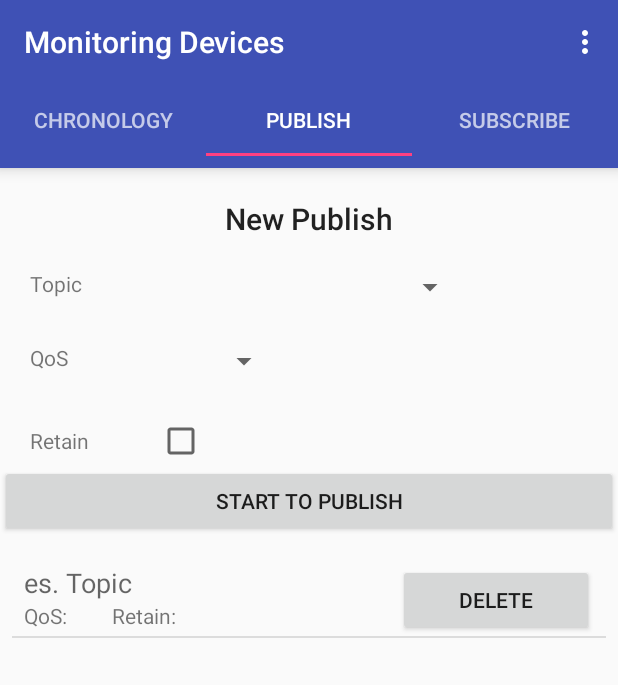
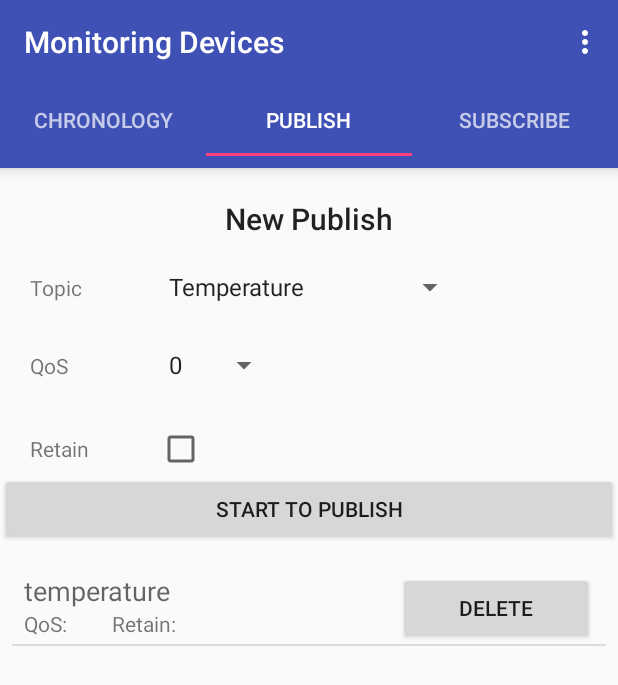
Before and after one commit to peppevaccaro/MonitoringIOTDevices, an Android app: the screen it shows after launch (MainActivity), tab 2 chosen, on a phone screen of 412 x 824 dp. Shown: the top 685 px of the screen. Run offline under Robolectric (Android 15) with nearby library versions, the phone set to English and light mode, and no system bars.

Commit message:
Modified ListView of Topic, Session and Subscription

```diff
--- a/app/src/main/java/dev/peppe/monitoringiotdevices/fragments/PublishFragment.java
+++ b/app/src/main/java/dev/peppe/monitoringiotdevices/fragments/PublishFragment.java
@@ -5,7 +5,9 @@ import android.support.v4.app.Fragment;
 import android.view.LayoutInflater;
 import android.view.View;
 import android.view.ViewGroup;
+import android.widget.Button;
 import android.widget.ListView;
+import android.widget.Spinner;
 
 import java.util.ArrayList;
 
@@ -25,6 +27,9 @@ public class PublishFragment extends Fragment {
         super.onViewCreated(view, savedInstanceState);
 
         ListView listview = view.findViewById(R.id.topicsList);
+        Button publishButt = view.findViewById(R.id.publishButton);
+        Spinner topics = view.findViewById(R.id.topics);
+        Spinner qosLevels = view.findViewById(R.id.qosLevels);
 
         final ArrayList<Topic> list = new ArrayList<Topic>();
             Topic topic1 = new Topic("temperature",0,false);
@@ -33,5 +38,12 @@ public class PublishFragment extends Fragment {
 
         TopicArrayAdapter adapter = new TopicArrayAdapter(this.getContext(),R.layout.topic_listitem,list);
         listview.setAdapter(adapter);
+
+        publishButt.setOnClickListener(new View.OnClickListener() {
+            @Override
+            public void onClick(View v) {
+
+            }
+        });
     }
 }
--- a/app/src/main/java/dev/peppe/monitoringiotdevices/helpers/SubscriptionArrayAdapter.java
+++ b/app/src/main/java/dev/peppe/monitoringiotdevices/helpers/SubscriptionArrayAdapter.java
@@ -5,6 +5,7 @@ import android.view.LayoutInflater;
 import android.view.View;
 import android.view.ViewGroup;
 import android.widget.ArrayAdapter;
+import android.widget.Button;
 import android.widget.TextView;
 
 import java.util.ArrayList;
@@ -13,18 +14,35 @@ import dev.peppe.monitoringiotdevices.R;
 import dev.peppe.monitoringiotdevices.utils.Subscription;
 
 public class SubscriptionArrayAdapter extends ArrayAdapter<Subscription> {
+
+    private ArrayList<Subscription> list;
     public SubscriptionArrayAdapter(Context context, int textViewResourceId,
                                ArrayList<Subscription> objects) {
         super(context, textViewResourceId, objects);
+        list = objects;
     }
 
     @Override
-    public View getView(int position, View convertView, ViewGroup parent) {
+    public View getView(final int position, View convertView, ViewGroup parent) {
         LayoutInflater inflater = (LayoutInflater) getContext()
                 .getSystemService(Context.LAYOUT_INFLATER_SERVICE);
         convertView = inflater.inflate(R.layout.subscription_listitem, null);
+
         TextView topic = convertView.findViewById(R.id.topicText);
         TextView qos = convertView.findViewById(R.id.qosValue);
+        Subscription item = getItem(position);
+        topic.setText(item.topicSubscription);
+        //qos.setText(item.qosSubscription);
+
+        Button deleteButton = convertView.findViewById(R.id.deleteButton);
+
+        deleteButton.setOnClickListener(new View.OnClickListener(){
+            @Override
+            public void onClick(View v) {
+                list.remove(position);
+                notifyDataSetChanged();
+            }
+        });
         return convertView;
     }
 }
--- a/app/src/main/java/dev/peppe/monitoringiotdevices/helpers/TopicArrayAdapter.java
+++ b/app/src/main/java/dev/peppe/monitoringiotdevices/helpers/TopicArrayAdapter.java
@@ -5,6 +5,7 @@ import android.view.LayoutInflater;
 import android.view.View;
 import android.view.ViewGroup;
 import android.widget.ArrayAdapter;
+import android.widget.Button;
 import android.widget.TextView;
 
 import java.util.ArrayList;
@@ -13,19 +14,36 @@ import dev.peppe.monitoringiotdevices.R;
 import dev.peppe.monitoringiotdevices.utils.Topic;
 
 public class TopicArrayAdapter extends ArrayAdapter<Topic> {
+    private ArrayList<Topic> list;
     public TopicArrayAdapter(Context context, int textViewResourceId,
                              ArrayList<Topic> objects) {
         super(context, textViewResourceId, objects);
+        list = objects;
     }
 
     @Override
-    public View getView(int position, View convertView, ViewGroup parent) {
+    public View getView(final int position, View convertView, ViewGroup parent) {
         LayoutInflater inflater = (LayoutInflater) getContext()
                 .getSystemService(Context.LAYOUT_INFLATER_SERVICE);
         convertView = inflater.inflate(R.layout.topic_listitem, null);
-        TextView topicPath = convertView.findViewById(R.id.top);
+
+        TextView topic = convertView.findViewById(R.id.topicPathText);
         TextView qos = convertView.findViewById(R.id.qosValue);
         TextView retain = convertView.findViewById(R.id.retainValue);
+        Topic item = getItem(position);
+        topic.setText(item.topicPath);
+        //qos.setText(item.qos);
+        //retain.setText(String.valueOf(item.retain));
+
+        Button deleteButton = convertView.findViewById(R.id.deleteButton);
+
+        deleteButton.setOnClickListener(new View.OnClickListener(){
+            @Override
+            public void onClick(View v) {
+                list.remove(position);
+                notifyDataSetChanged();
+            }
+        });
         return convertView;
     }
 }
--- a/app/src/main/java/dev/peppe/monitoringiotdevices/utils/Subscription.java
+++ b/app/src/main/java/dev/peppe/monitoringiotdevices/utils/Subscription.java
@@ -1,27 +1,27 @@
 package dev.peppe.monitoringiotdevices.utils;
 
 public class Subscription {
-    public String topic;
-    public int qos;
+    public String topicSubscription;
+    public int qosSubscription;
 
     public Subscription(String topic,int qos){
-        this.topic = topic;
-        this.qos = qos;
+        this.topicSubscription = topic;
+        this.qosSubscription = qos;
     }
 
     public String getTopic() {
-        return topic;
+        return topicSubscription;
     }
 
     public int getQos() {
-        return qos;
+        return qosSubscription;
     }
 
     public void setTopic(String topic) {
-        this.topic = topic;
+        this.topicSubscription = topic;
     }
 
     public void setQos(int qos) {
-        this.qos = qos;
+        this.qosSubscription = qos;
     }
 }
--- a/app/src/main/res/layout/fragment_publish.xml
+++ b/app/src/main/res/layout/fragment_publish.xml
@@ -47,9 +47,10 @@
                     android:text="Topic" />
 
                 <Spinner
-                    android:id="@+id/spinner2"
+                    android:id="@+id/topics"
                     android:layout_width="206dp"
-                    android:layout_height="wrap_content" />
+                    android:layout_height="wrap_content"
+                    android:entries="@array/topics"/>/>
 
                 <TextView
                     android:id="@+id/textView7"
@@ -59,9 +60,10 @@
                     android:text="QoS" />
 
                 <Spinner
-                    android:id="@+id/spinner3"
+                    android:id="@+id/qosLevels"
                     android:layout_width="82dp"
-                    android:layout_height="wrap_content" />
+                    android:layout_height="wrap_content"
+                    android:entries="@array/QoS"/>/>
 
                 <TextView
                     android:id="@+id/textView8"
@@ -70,13 +72,13 @@
                     android:text="Retain" />
 
                 <CheckBox
-                    android:id="@+id/checkBox2"
+                    android:id="@+id/retainValue"
                     android:layout_width="wrap_content"
                     android:layout_height="wrap_content" />
             </GridLayout>
 
             <Button
-                android:id="@+id/button2"
+                android:id="@+id/publishButton"
                 android:layout_width="match_parent"
                 android:layout_height="wrap_content"
                 android:text="Start To Publish" />
--- a/app/src/main/res/layout/session_listitem.xml
+++ b/app/src/main/res/layout/session_listitem.xml
@@ -32,8 +32,8 @@
                     android:layout_width="match_parent"
                     android:layout_height="wrap_content"
                     android:layout_weight="1"
-                    android:text="Prova"
-                    android:textAppearance="@android:style/TextAppearance.Material.Medium" />
+                    android:text=""
+                    android:textAppearance="@android:style/TextAppearance.Material.Small" />
 
                 <LinearLayout
                     android:layout_width="wrap_content"
--- a/app/src/main/res/layout/subscription_listitem.xml
+++ b/app/src/main/res/layout/subscription_listitem.xml
@@ -32,7 +32,7 @@
                     android:layout_width="match_parent"
                     android:layout_height="wrap_content"
                     android:layout_weight="1"
-                    android:text="Topic"
+                    android:text=""
                     android:textAppearance="@android:style/TextAppearance.Material.Medium" />
 
                 <LinearLayout
--- a/app/src/main/res/layout/topic_listitem.xml
+++ b/app/src/main/res/layout/topic_listitem.xml
@@ -32,7 +32,7 @@
                     android:layout_width="match_parent"
                     android:layout_height="wrap_content"
                     android:layout_weight="1"
-                    android:text="es. Topic"
+                    android:text=""
                     android:textAppearance="@android:style/TextAppearance.Material.Medium" />
 
                 <LinearLayout
--- a/app/src/main/res/values/strings.xml
+++ b/app/src/main/res/values/strings.xml
@@ -5,4 +5,19 @@
     <string name="title_dashboard">Dashboard</string>
     <string name="title_notifications">Notifications</string>ù
     <string name = "title_sessionSettings">Session Settings</string>
+    <string name ="serverUri">tcp://m21.cloudmqtt.com:19400</string>
+    <string name = "clientId">Smart Device</string>
+    <string name = "username">ucutkomy</string>
+    <string name ="password">U2JYItlwC5ns</string>
+    <string-array name="topics">
+        <item>Temperature</item>
+        <item>Memory</item>
+        <item>Battery</item>
+        <item>Humidity</item>
+    </string-array>
+    <string-array name="QoS">
+        <item>0</item>
+        <item>1</item>
+        <item>2</item>
+    </string-array>
 </resources>
```
Also changed, not shown: app/src/main/java/dev/peppe/monitoringiotdevices/SessionActivity.java (+30 -18 lines), app/src/main/java/dev/peppe/monitoringiotdevices/helpers/MQTTHelper.java (+23 -7 lines), app/src/main/java/dev/peppe/monitoringiotdevices/helpers/SessionArrayAdapter.java (+27 -2 lines).
